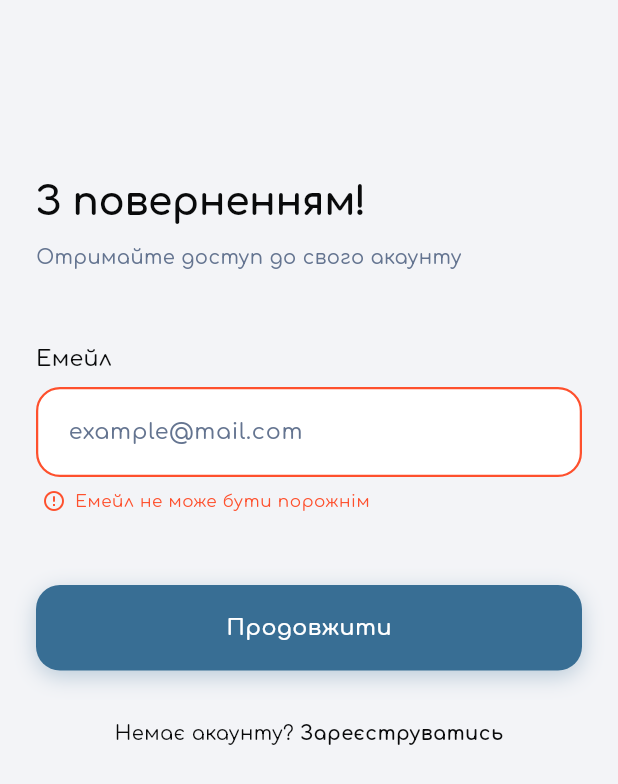
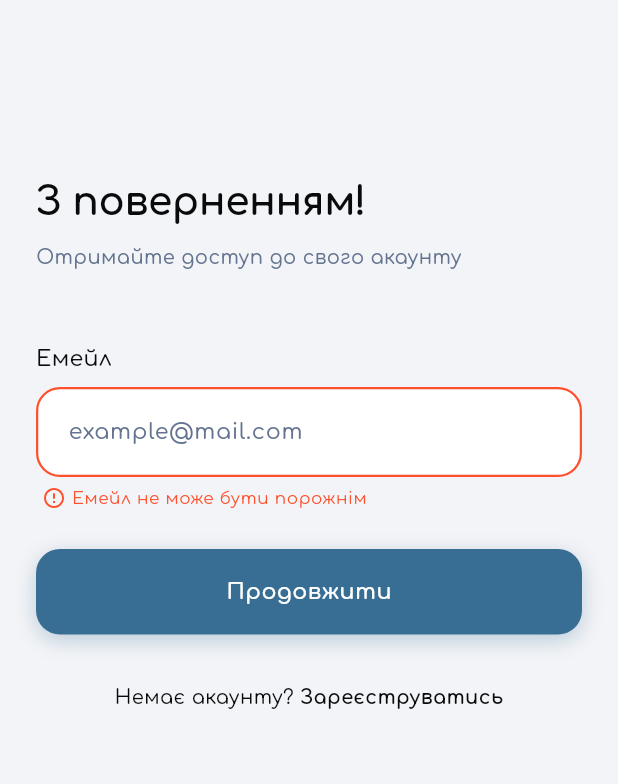
Before and after one commit to serafindanyil/flutter-labs-2026, a Flutter app: the screen it shows after launch, after a tap on "Продовжити", on a phone screen of 412 x 824 dp. Shown: the top 784 px of the screen. Run offline on Flutter 3.47's test engine with Material 3 defaults, Android fonts, the phone set to English and light mode, and no system bars; our stand-ins replace flutter_secure_storage, google_fonts, lucide_icons_flutter, toastification; accounts and stored records are empty.

Commit message:
feat: refactor PrimaryTextField widget layout; enhance error message display and improve focus handling

```diff
--- a/first_lab/lib/shared/widgets/primary_text_field.dart
+++ b/first_lab/lib/shared/widgets/primary_text_field.dart
@@ -72,6 +72,9 @@ class _PrimaryTextFieldState extends State<PrimaryTextField> {
           ),
           const SizedBox(height: AuthConstants.spacingLabelInput),
         ],
+        Stack(
+          clipBehavior: Clip.none,
+          children: [
             AnimatedContainer(
               duration: const Duration(milliseconds: 200),
               curve: Curves.easeOut,
@@ -111,10 +114,11 @@ class _PrimaryTextFieldState extends State<PrimaryTextField> {
                       decoration: InputDecoration(
                         border: InputBorder.none,
                         hintText: widget.hintText,
-                    contentPadding: const EdgeInsets.symmetric(vertical: 14),
-                    hintStyle: Theme.of(
-                      context,
-                    ).textTheme.bodyLarge?.copyWith(color: AppColors.mutedText),
+                        contentPadding: const EdgeInsets.symmetric(
+                          vertical: 14,
+                        ),
+                        hintStyle: Theme.of(context).textTheme.bodyLarge
+                            ?.copyWith(color: AppColors.mutedText),
                       ),
                       onSubmitted: (_) => widget.onFieldSubmitted?.call(),
                     ),
@@ -126,32 +130,36 @@ class _PrimaryTextFieldState extends State<PrimaryTextField> {
                 ],
               ),
             ),
-        AnimatedSize(
+            Positioned(
+              left: 4,
+              right: 0,
+              bottom: -22,
+              child: AnimatedOpacity(
                 duration: const Duration(milliseconds: 200),
                 curve: Curves.easeOut,
+                opacity: widget.errorText != null ? 1.0 : 0.0,
                 child: widget.errorText != null
-              ? Padding(
-                  padding: const EdgeInsets.only(top: 8, left: 4),
-                  child: Row(
+                    ? Row(
                         children: [
                           const Icon(
                             Icons.error_outline_rounded,
                             size: 16,
                             color: AppColors.red,
                           ),
-                      const SizedBox(width: 6),
+                          const SizedBox(width: 4),
                           Expanded(
                             child: Text(
                               widget.errorText!,
-                          style: Theme.of(
-                            context,
-                          ).textTheme.bodySmall?.copyWith(color: AppColors.red),
+                              style: Theme.of(context).textTheme.bodySmall
+                                  ?.copyWith(color: AppColors.red),
                             ),
                           ),
                         ],
-                  ),
                       )
                     : const SizedBox.shrink(),
+              ),
+            ),
+          ],
         ),
       ],
     );
```
Lines whose indentation alone changed are shown as unchanged.
